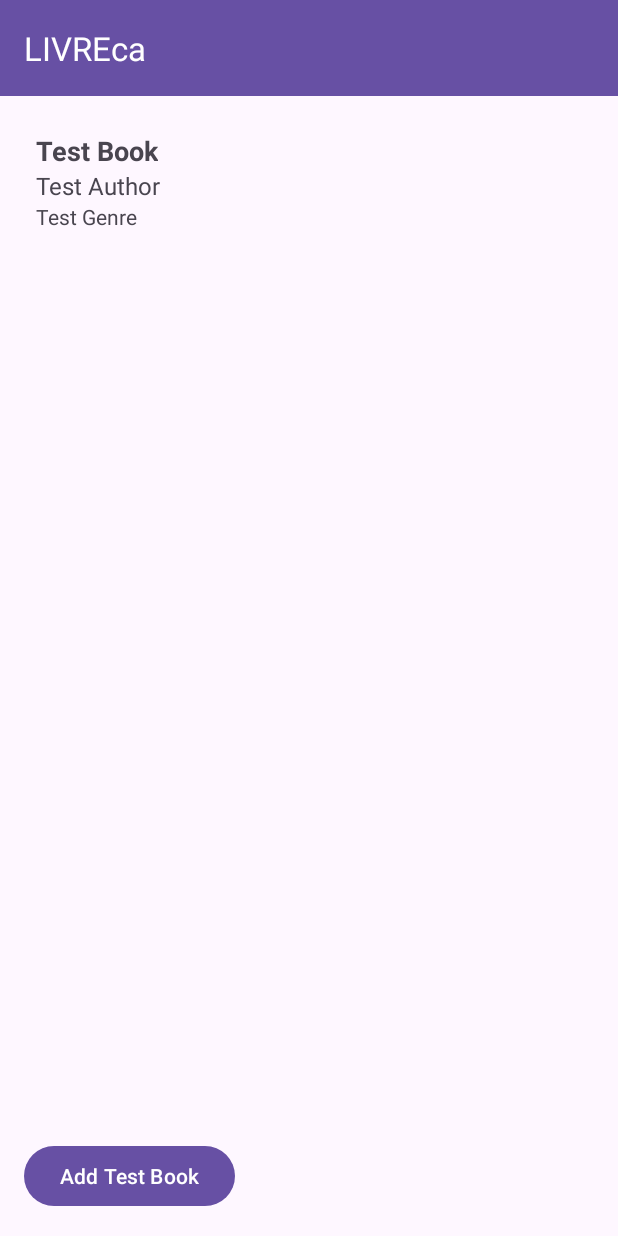
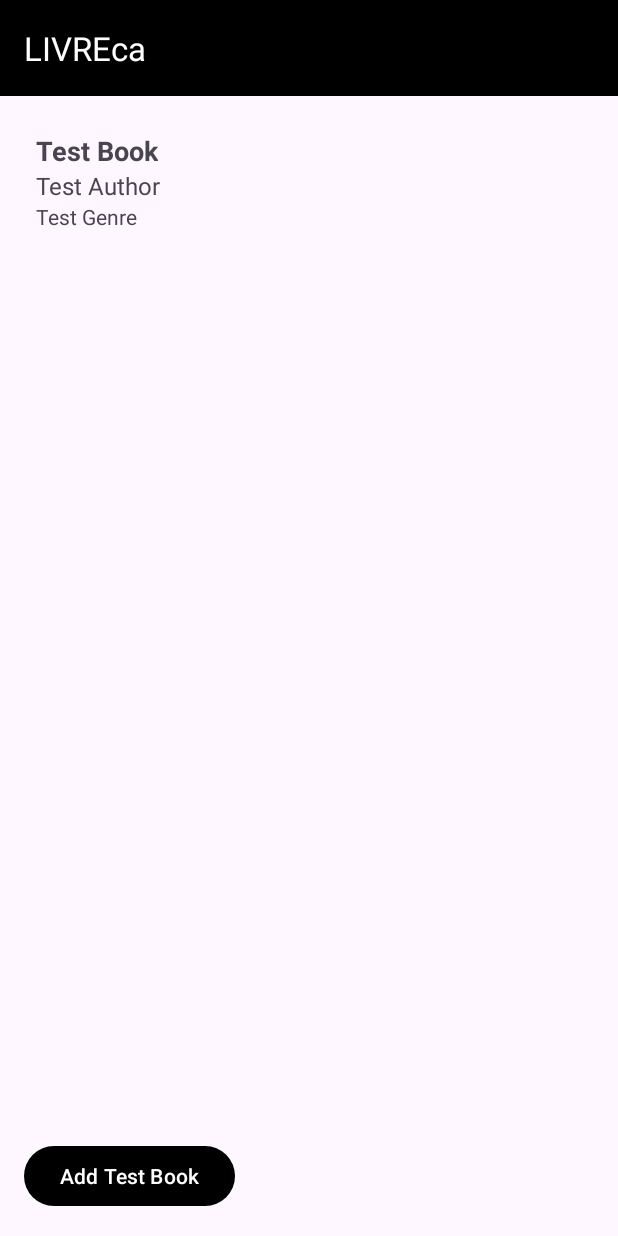
Before and after one commit to Celia-unitbv/LivreCA, an Android app: the fragment BookListFragment placed in its activity, after a tap on "Add Test Book", on a phone screen of 412 x 824 dp. Run offline under Robolectric (Android 15) with nearby library versions, the phone set to English and light mode, and no system bars; our stand-ins replace Room's generated code, data binding, navigation-ui.

Commit message:
UserFragment

```diff
--- a/Android/app/src/main/java/com/example/livreca/BookListFragment.kt
+++ b/Android/app/src/main/java/com/example/livreca/BookListFragment.kt
@@ -39,7 +39,11 @@ class BookListFragment : Fragment() {
             adapter = bookAdapter
         }
 
-        loadBooks()
+        if (userId != -1) {
+            loadBooks()
+        } else {
+            // Afișează un mesaj sau gestionează eroarea dacă userId nu este valid
+        }
 
         binding.btnAddBook.setOnClickListener {
             val testBook = Book(userId = userId, name = "Test Book", author = "Test Author", genre = "Test Genre")
--- a/Android/app/src/main/java/com/example/livreca/LoginFragment.kt
+++ b/Android/app/src/main/java/com/example/livreca/LoginFragment.kt
@@ -31,6 +31,7 @@ class LoginFragment : Fragment() {
         binding.btnLogin.setOnClickListener {
             val username = binding.etUsername.text.toString()
             val password = binding.etPassword.text.toString()
+
             if (username.isNotEmpty() && password.isNotEmpty()) {
                 lifecycleScope.launch {
                     context?.let {
@@ -38,7 +39,8 @@ class LoginFragment : Fragment() {
                         if (user != null) {
                             Toast.makeText(it, "Login successful", Toast.LENGTH_SHORT).show()
 
-                            val action = LoginFragmentDirections.actionLoginFragmentToBookListFragment(user.id)
+                            // Navigate to UserFragment
+                            val action = LoginFragmentDirections.actionLoginFragmentToUserFragment()
                             findNavController().navigate(action)
                         } else {
                             Toast.makeText(it, "Invalid username or password", Toast.LENGTH_SHORT).show()
--- a/Android/app/src/main/java/com/example/livreca/MainActivity.kt
+++ b/Android/app/src/main/java/com/example/livreca/MainActivity.kt
@@ -2,14 +2,25 @@ package com.example.livreca
 
 import android.os.Bundle
 import androidx.appcompat.app.AppCompatActivity
+import androidx.appcompat.app.AppCompatDelegate
 import androidx.appcompat.widget.Toolbar
 import androidx.navigation.findNavController
 import androidx.navigation.fragment.NavHostFragment
 import androidx.navigation.ui.setupActionBarWithNavController
+import com.example.livreca.managers.PreferencesManager
 
 class MainActivity : AppCompatActivity() {
     override fun onCreate(savedInstanceState: Bundle?) {
         super.onCreate(savedInstanceState)
+
+        // Citire preferințe temă înainte de a seta content view
+        val isDarkMode = PreferencesManager.isDarkModeEnabled(this)
+        if (isDarkMode) {
+            setTheme(R.style.DarkTheme)
+        } else {
+            setTheme(R.style.LightTheme)
+        }
+
         setContentView(R.layout.activity_main)
 
         // Setăm Toolbar-ul ca ActionBar
@@ -20,10 +31,17 @@ class MainActivity : AppCompatActivity() {
         val navHostFragment = supportFragmentManager.findFragmentById(R.id.nav_host_fragment) as NavHostFragment
         val navController = navHostFragment.navController
         setupActionBarWithNavController(navController)
+
+        val userId = getUserIdFromAuth() // Funcție pentru a obține ID-ul utilizatorului
     }
 
     override fun onSupportNavigateUp(): Boolean {
         val navController = findNavController(R.id.nav_host_fragment)
         return navController.navigateUp() || super.onSupportNavigateUp()
     }
+
+    private fun getUserIdFromAuth(): Int {
+        // Funcție pentru a obține ID-ul utilizatorului autentificat
+        return 123 // De exemplu
+    }
 }
--- a/Android/app/src/main/java/com/example/livreca/StartFragment.kt
+++ b/Android/app/src/main/java/com/example/livreca/StartFragment.kt
@@ -5,9 +5,11 @@ import android.view.LayoutInflater
 import android.view.View
 import android.view.ViewGroup
 import android.widget.Button
+import android.widget.CheckBox
 import androidx.fragment.app.Fragment
 import androidx.navigation.fragment.findNavController
 import com.example.livreca.databinding.FragmentStartBinding
+import com.example.livreca.managers.PreferencesManager
 
 class StartFragment : Fragment() {
 
@@ -26,14 +28,37 @@ class StartFragment : Fragment() {
         super.onViewCreated(view, savedInstanceState)
 
         val navController = findNavController()
+        val checkBox = binding.checkboxDarkMode;
+
+        // Setăm listeneri pentru butoane
         view.findViewById<Button>(R.id.btn_already_have_account).setOnClickListener {
             navController.navigate(R.id.action_startFragment_to_loginFragment)
         }
         view.findViewById<Button>(R.id.btn_new_here).setOnClickListener {
             navController.navigate(R.id.action_startFragment_to_registerFragment)
         }
+
+        // Initialize checkbox state based on saved preference
+        //binding.checkboxDarkMode.isChecked = PreferencesManager.isDarkModeEnabled(requireContext())
+
+        // Setup listener for checkbox
+        checkBox.setOnCheckedChangeListener { _, isChecked ->
+            PreferencesManager.saveThemePreference(requireContext(), isChecked)
+            applyTheme(isChecked)
+        }
+
+        // Aplicare temă inițială bazată pe preferința salvată
+        applyTheme(PreferencesManager.isDarkModeEnabled(requireContext()))
     }
 
+    private fun applyTheme(isDarkMode: Boolean) {
+        // Aplicare temă în funcție de preferința salvată
+        if (isDarkMode) {
+            requireActivity().setTheme(R.style.DarkTheme)
+        } else {
+            requireActivity().setTheme(R.style.LightTheme)
+        }
+    }
 
     override fun onDestroyView() {
         super.onDestroyView()
--- a/Android/app/src/main/java/com/example/livreca/data/UserDao.kt
+++ b/Android/app/src/main/java/com/example/livreca/data/UserDao.kt
@@ -11,4 +11,7 @@ interface UserDao {
 
     @Query("SELECT * FROM users WHERE username = :username AND password = :password")
     suspend fun getUser(username: String, password: String): User?
+
+    @Query("SELECT * FROM users WHERE id = :userId")
+    suspend fun getUserById(userId: Int): User?
 }
--- a/Android/app/src/main/res/drawable/ic_launcher_foreground.xml
+++ b/Android/app/src/main/res/drawable/ic_launcher_foreground.xml
@@ -10,7 +10,7 @@
                 android:endX="85.84757"
                 android:endY="92.4963"
                 android:startX="42.9492"
-                android:startY="49.59793"
+                android:startY="45.59793"
                 android:type="linear">
                 <item
                     android:color="#44000000"
--- a/Android/app/src/main/res/navigation/nav_graph.xml
+++ b/Android/app/src/main/res/navigation/nav_graph.xml
@@ -1,4 +1,3 @@
-<!-- res/navigation/nav_graph.xml -->
 <navigation xmlns:android="http://schemas.android.com/apk/res/android"
     xmlns:app="http://schemas.android.com/apk/res-auto"
     xmlns:tools="http://schemas.android.com/tools"
@@ -26,8 +25,24 @@
         android:name="com.example.livreca.LoginFragment"
         tools:layout="@layout/fragment_login">
         <action
-            android:id="@+id/action_loginFragment_to_bookListFragment"
-            app:destination="@id/bookListFragment" />
+            android:id="@+id/action_loginFragment_to_userFragment"
+            app:destination="@id/userFragment" />
+    </fragment>
+
+    <fragment
+        android:id="@+id/userFragment"
+        android:name="com.example.livreca.UserFragment"
+        android:label="UserFragment">
+        <action
+            android:id="@+id/action_userFragment_to_bookListFragment"
+            app:destination="@id/bookListFragment">
+            <argument
+                android:name="userId"
+                app:argType="integer" />
+        </action>
+        <action
+            android:id="@+id/action_userFragment_to_loginFragment"
+            app:destination="@id/loginFragment" />
     </fragment>
 
     <fragment
--- a/Android/app/src/main/res/values-night/themes.xml
+++ b/Android/app/src/main/res/values-night/themes.xml
@@ -1,7 +1,8 @@
 <resources xmlns:tools="http://schemas.android.com/tools">
     <!-- Base application theme. -->
     <style name="Base.Theme.LIVREca" parent="Theme.Material3.DayNight.NoActionBar">
-        <!-- Customize your dark theme here. -->
-        <!-- <item name="colorPrimary">@color/my_dark_primary</item> -->
+        <item name="colorPrimary">@color/black</item>
+        <item name="colorPrimaryDark">@color/white</item>
+        <item name="colorAccent">@color/beige</item>
     </style>
 </resources>
--- a/Android/app/src/main/res/values/colors.xml
+++ b/Android/app/src/main/res/values/colors.xml
@@ -3,4 +3,5 @@
     <color name="black">#FF000000</color>
     <color name="white">#FFFFFFFF</color>
     <color name="beige">#F9E2C0</color>
+    <color name="dark_red">#F2A33F4A</color>
 </resources>
--- a/Android/app/src/main/res/values/themes.xml
+++ b/Android/app/src/main/res/values/themes.xml
@@ -1,8 +1,21 @@
 <resources xmlns:tools="http://schemas.android.com/tools">
     <!-- Base application theme. -->
     <style name="Base.Theme.LIVREca" parent="Theme.Material3.DayNight.NoActionBar">
-        <!-- Customize your light theme here. -->
-        <!-- <item name="colorPrimary">@color/my_light_primary</item> -->
+        <item name="colorPrimary">@color/black</item>
+        <item name="colorPrimaryDark">@color/white</item>
+        <item name="colorAccent">@color/beige</item>
+    </style>
+
+    <style name="DarkTheme" parent="Base.Theme.LIVREca">
+        <item name="colorPrimary">@color/black</item>
+        <item name="colorPrimaryDark">@color/white</item>
+        <item name="colorAccent">@color/beige</item>
+    </style>
+
+    <style name="LightTheme" parent="Base.Theme.LIVREca">
+        <item name="colorPrimary">@color/beige</item>
+        <item name="colorPrimaryDark">@color/white</item>
+        <item name="colorAccent">@color/black</item>
     </style>
 
     <style name="Theme.LIVREca" parent="Base.Theme.LIVREca" />
```
Also changed, not shown: Android/app/src/main/java/com/example/livreca/UserFragment.kt (added, +67 -0 lines), Android/app/src/main/java/com/example/livreca/managers/PreferencesManager.kt (added, +35 -0 lines), Android/app/src/main/java/com/example/livreca/viewModels/UserViewModel.kt (added, +25 -0 lines), Android/app/src/main/java/com/example/livreca/viewModels/UserViewModelFactory.kt (added, +15 -0 lines), Android/app/src/main/res/layout/fragment_login.xml (+6 -2 lines), Android/app/src/main/res/layout/fragment_register.xml (+6 -1 lines), Android/app/src/main/res/layout/fragment_start.xml (+18 -6 lines), Android/app/src/main/res/layout/fragment_user.xml (added, +72 -0 lines), Android/app/src/main/res/values/strings.xml (+10 -5 lines).
